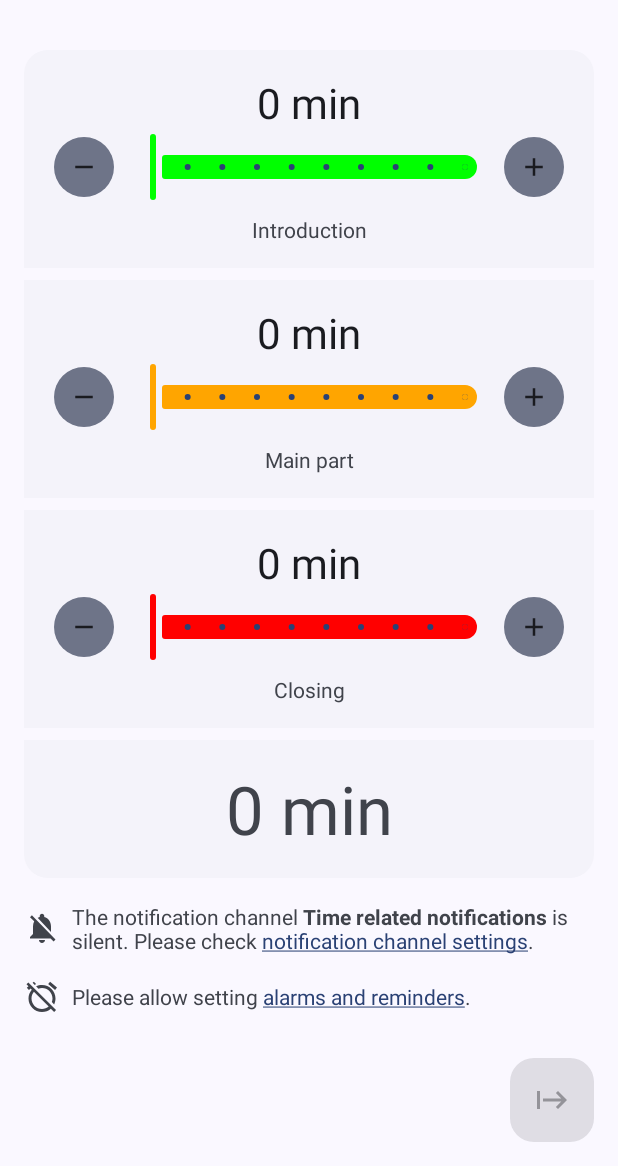
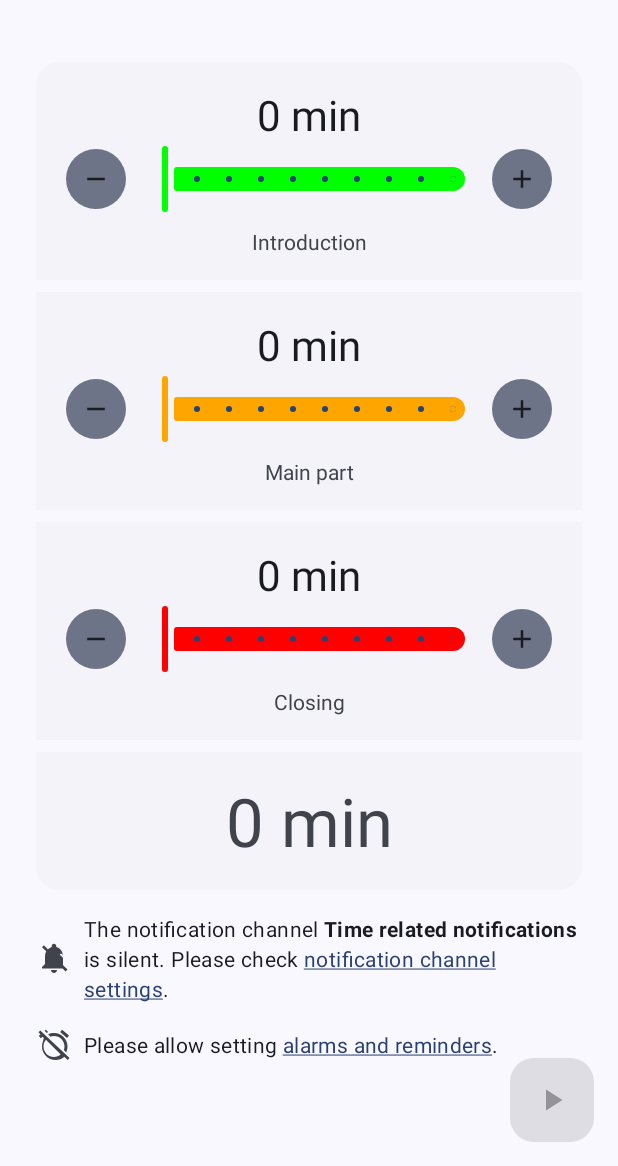
Before and after one commit to tkuenneth/mintime, an Android app: the screen it shows after launch (MinTime), on a phone screen of 412 x 824 dp, the part 70-1236 px from its top. Run offline under Robolectric (Android 15) with nearby library versions, the phone set to English and light mode, and no system bars; libraries missing offline, so code that uses them is left out: androidx.window.java; 2 statements that could not run were skipped.

Commit message:
Updated icons and texts for even better M3 Expressive compliance

```diff
--- a/app/src/main/res/drawable/baseline_alarm_off_24.xml
+++ b/app/src/main/res/drawable/baseline_alarm_off_24.xml
@@ -1,5 +1,9 @@
-<vector android:height="24dp" android:tint="#000000"
-    android:viewportHeight="24" android:viewportWidth="24"
-    android:width="24dp" xmlns:android="http://schemas.android.com/apk/res/android">
-    <path android:fillColor="@android:color/white" android:pathData="M12,6c3.87,0 7,3.13 7,7 0,0.84 -0.16,1.65 -0.43,2.4l1.52,1.52c0.58,-1.19 0.91,-2.51 0.91,-3.92 0,-4.97 -4.03,-9 -9,-9 -1.41,0 -2.73,0.33 -3.92,0.91L9.6,6.43C10.35,6.16 11.16,6 12,6zM22,5.72l-4.6,-3.86 -1.29,1.53 4.6,3.86L22,5.72zM2.92,2.29L1.65,3.57 2.98,4.9l-1.11,0.93 1.42,1.42 1.11,-0.94 0.8,0.8C3.83,8.69 3,10.75 3,13c0,4.97 4.02,9 9,9 2.25,0 4.31,-0.83 5.89,-2.2l2.2,2.2 1.27,-1.27L3.89,3.27l-0.97,-0.98zM16.47,18.39C15.26,19.39 13.7,20 12,20c-3.87,0 -7,-3.13 -7,-7 0,-1.7 0.61,-3.26 1.61,-4.47l9.86,9.86zM8.02,3.28L6.6,1.86l-0.86,0.71 1.42,1.42 0.86,-0.71z"/>
+<vector xmlns:android="http://schemas.android.com/apk/res/android"
+    android:height="24dp"
+    android:width="24dp"
+    android:viewportWidth="24"
+    android:viewportHeight="24">
+    <path
+        android:fillColor="#000000"
+        android:pathData="M12,6c3.87,0 7,3.13 7,7 0,0.84 -0.16,1.65 -0.43,2.4l1.52,1.52c0.58,-1.19 0.91,-2.51 0.91,-3.92 0,-4.97 -4.03,-9 -9,-9 -1.41,0 -2.73,0.33 -3.92,0.91L9.6,6.43C10.35,6.16 11.16,6 12,6zM2.92,2.29L1.65,3.57l1.33,1.33L1.87,6.01l1.42,1.42 1.11,-0.94 0.8,0.8C5.03,8.69 4,10.75 4,13c0,4.97 4.02,9 9,9 2.25,0 4.31,-0.83 5.89,-2.2l2.2,2.2 1.27,-1.27L3.89,3.27l-0.97,-0.98zM16.47,18.39C15.26,19.39 13.7,20 12,20c-3.87,0 -7,-3.13 -7,-7 0,-1.7 0.61,-3.26 1.61,-4.47l9.86,9.86zM22,5.72l-4.6,-3.86 -1.29,1.53 4.6,3.86L22,5.72zM8.02,3.28L6.6,1.86l-0.86,0.71 1.42,1.42 0.86,-0.71z"/>
 </vector>
--- a/app/src/main/res/drawable/baseline_start_24.xml
+++ b/app/src/main/res/drawable/baseline_start_24.xml
@@ -1,5 +1,9 @@
-<vector xmlns:android="http://schemas.android.com/apk/res/android" android:height="24dp" android:tint="#000000" android:viewportHeight="24" android:viewportWidth="24" android:width="24dp">
-
-    <path android:fillColor="@android:color/white" android:pathData="M14.59,7.41L18.17,11H6v2h12.17l-3.59,3.59L16,18l6,-6l-6,-6L14.59,7.41zM2,6v12h2V6H2z"/>
-
+<vector xmlns:android="http://schemas.android.com/apk/res/android"
+    android:width="24dp"
+    android:height="24dp"
+    android:viewportWidth="24"
+    android:viewportHeight="24">
+    <path
+        android:fillColor="#000000"
+        android:pathData="M8 5v14l11-7L8 5z"/>
 </vector>
--- a/app/src/main/res/drawable/ic_baseline_notifications_off_24.xml
+++ b/app/src/main/res/drawable/ic_baseline_notifications_off_24.xml
@@ -1,5 +1,9 @@
-<vector android:height="24dp" android:tint="#000000"
-    android:viewportHeight="24" android:viewportWidth="24"
-    android:width="24dp" xmlns:android="http://schemas.android.com/apk/res/android">
-    <path android:fillColor="@android:color/white" android:pathData="M20,18.69L7.84,6.14 5.27,3.49 4,4.76l2.8,2.8v0.01c-0.52,0.99 -0.8,2.16 -0.8,3.42v5l-2,2v1h13.73l2,2L21,19.72l-1,-1.03zM12,22c1.11,0 2,-0.89 2,-2h-4c0,1.11 0.89,2 2,2zM18,14.68L18,11c0,-3.08 -1.64,-5.64 -4.5,-6.32L13.5,4c0,-0.83 -0.67,-1.5 -1.5,-1.5s-1.5,0.67 -1.5,1.5v0.68c-0.15,0.03 -0.29,0.08 -0.42,0.12 -0.1,0.03 -0.2,0.07 -0.3,0.11h-0.01c-0.01,0 -0.01,0 -0.02,0.01 -0.23,0.09 -0.46,0.2 -0.68,0.31 0,0 -0.01,0 -0.01,0.01L18,14.68z"/>
+<vector xmlns:android="http://schemas.android.com/apk/res/android"
+    android:height="24dp"
+    android:width="24dp"
+    android:viewportWidth="24"
+    android:viewportHeight="24">
+    <path
+        android:fillColor="#000000"
+        android:pathData="M20,18.69l-1.44,-1.44L18,16.69V11c0,-3.08 -1.63,-5.64 -4.5,-6.32V4c0,-0.83 -0.67,-1.5 -1.5,-1.5s-1.5,0.67 -1.5,1.5v0.68c-0.15,0.03 -0.29,0.08 -0.42,0.12L7.84,6.14 5.27,3.49 4,4.76l2.8,2.8v0.01C6.28,8.57 6,9.74 6,11v5l-2,2v1h13.73l2,2L21,19.72l-1,-1.03zM12,22c1.11,0 2,-0.89 2,-2h-4c0,1.11 0.89,2 2,2zM18,11c0,0.28 -0.02,0.55 -0.05,0.82l-2.13,-2.13c0.2,-0.17 0.41,-0.33 0.63,-0.48C17.17,8.73 18,9.79 18,11z"/>
 </vector>
--- a/app/src/main/res/layout/main.xml
+++ b/app/src/main/res/layout/main.xml
@@ -29,7 +29,7 @@
                     <RelativeLayout xmlns:custom="http://schemas.android.com/apk/res-auto"
                         android:layout_width="match_parent"
                         android:layout_height="wrap_content"
-                        android:padding="16dp">
+                        android:padding="24dp">
 
                         <com.thomaskuenneth.mintime.Counter
                             android:id="@+id/counter1"
@@ -96,6 +96,7 @@
                             android:drawablePadding="8dp"
                             android:gravity="center_vertical"
                             android:hyphenationFrequency="full"
+                            android:textAppearance="?attr/textAppearanceBodyMedium"
                             custom:drawableStartCompat="@drawable/ic_baseline_notifications_off_24"
                             custom:drawableTint="?colorControlNormal" />
 
@@ -109,6 +110,7 @@
                             android:drawablePadding="8dp"
                             android:gravity="center_vertical"
                             android:hyphenationFrequency="full"
+                            android:textAppearance="?attr/textAppearanceBodyMedium"
                             custom:drawableStartCompat="@drawable/baseline_alarm_off_24"
                             custom:drawableTint="?colorControlNormal" />
 
```
